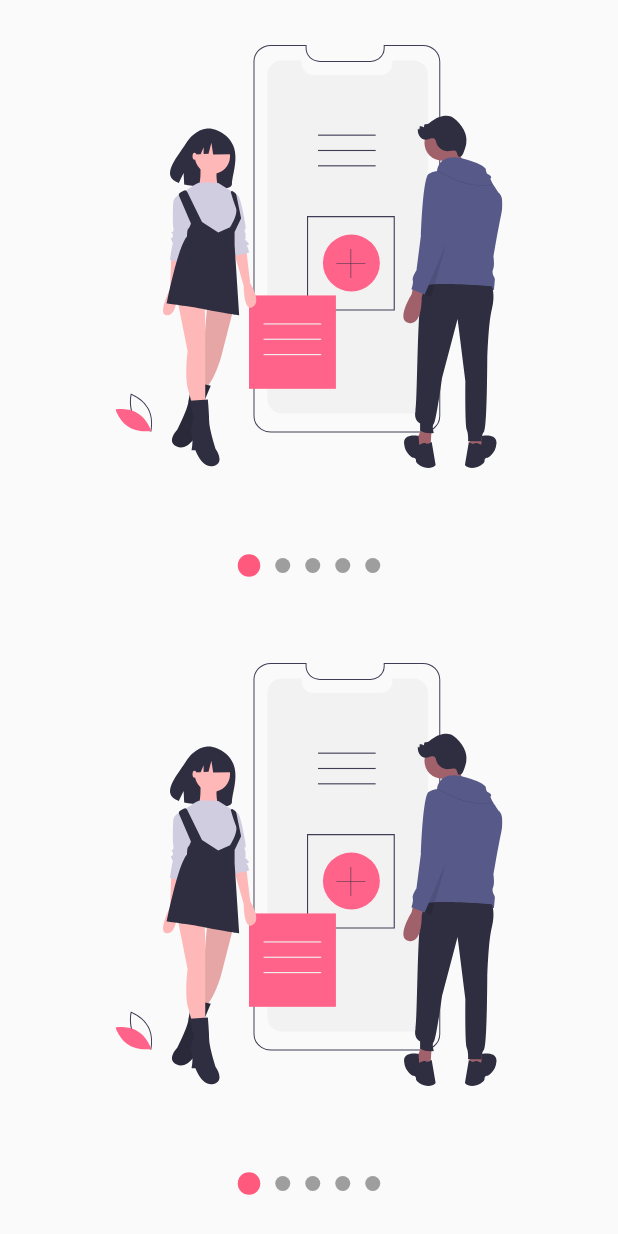
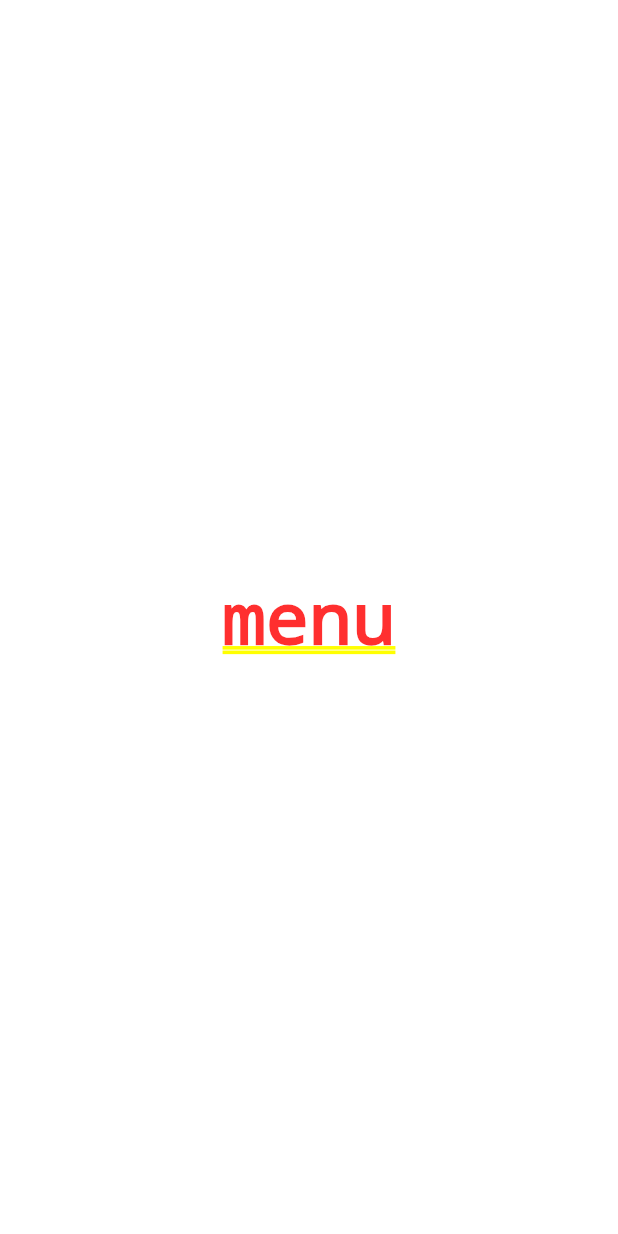
Before and after one commit to JosueHernandezR/disenios_ux_ui_flutter, a Flutter app: the screen it shows after launch, on a phone screen of 412 x 824 dp. Run offline on Flutter 3.47's test engine with Material 2 defaults, Android fonts, the phone set to English and light mode, and no system bars; our stand-ins replace flutter_svg.

Commit message:
Estilo de pinterest, diseño basico del menu

```diff
--- a/custom_painter/lib/main.dart
+++ b/custom_painter/lib/main.dart
@@ -1,7 +1,7 @@
+import 'package:custom_painter/src/pages/pinterest_page.dart';
 import 'package:flutter/material.dart';
 
-import 'package:custom_painter/src/pages/slideshow_page.dart';
-
+//import 'package:custom_painter/src/pages/slideshow_page.dart';
 //import 'package:custom_painter/src/labs/slideshow_page.dart';
 //import 'package:custom_painter/src/pages/graficas_circulares_page.dart';
 //import 'package:custom_painter/src/labs/circular_progress_page.dart';
@@ -17,7 +17,7 @@ class MyApp extends StatelessWidget {
     return MaterialApp(
       debugShowCheckedModeBanner: false,
       title: 'Diseños App',
-      home: SlideshowPage(),
+      home: PinterestPage(),
     );
   }
 }
--- /dev/null
+++ b/custom_painter/lib/src/widgets/pinterest_menu.dart
@@ -0,0 +1,47 @@
+import 'package:flutter/material.dart';
+
+// Clase personalizada para recibir solo este tipo de dato
+class PinterestButton {
+  final Function onPressed;
+  final IconData icon;
+
+  PinterestButton({@required this.onPressed, @required this.icon});
+}
+
+class PinterestMenu extends StatelessWidget {
+  final List<PinterestButton> items = [
+    PinterestButton(
+      icon: Icons.pie_chart,
+      onPressed: () {
+        print('Icon pie_chart');
+      },
+    ),
+    PinterestButton(
+      icon: Icons.search,
+      onPressed: () {
+        print('Icon search');
+      },
+    ),
+    PinterestButton(
+      icon: Icons.notifications,
+      onPressed: () {
+        print('Icon notifications');
+      },
+    ),
+    PinterestButton(
+      icon: Icons.supervised_user_circle,
+      onPressed: () {
+        print('Icon supervised_user_circle');
+      },
+    ),
+  ];
+
+  @override
+  Widget build(BuildContext context) {
+    return Center(
+      child: Container(
+        child: Text('menu'),
+      ),
+    );
+  }
+}
--- a/custom_painter/pubspec.yaml
+++ b/custom_painter/pubspec.yaml
@@ -30,6 +30,7 @@ dependencies:
   cupertino_icons: ^1.0.0
   flutter_svg: ^0.19.1
   provider: ^4.3.2+2
+  flutter_staggered_grid_view: "^0.3.2"
 
 dev_dependencies:
   flutter_test:
```
Also changed, not shown: custom_painter/lib/src/pages/pinterest_page.dart (added, +50 -0 lines).
